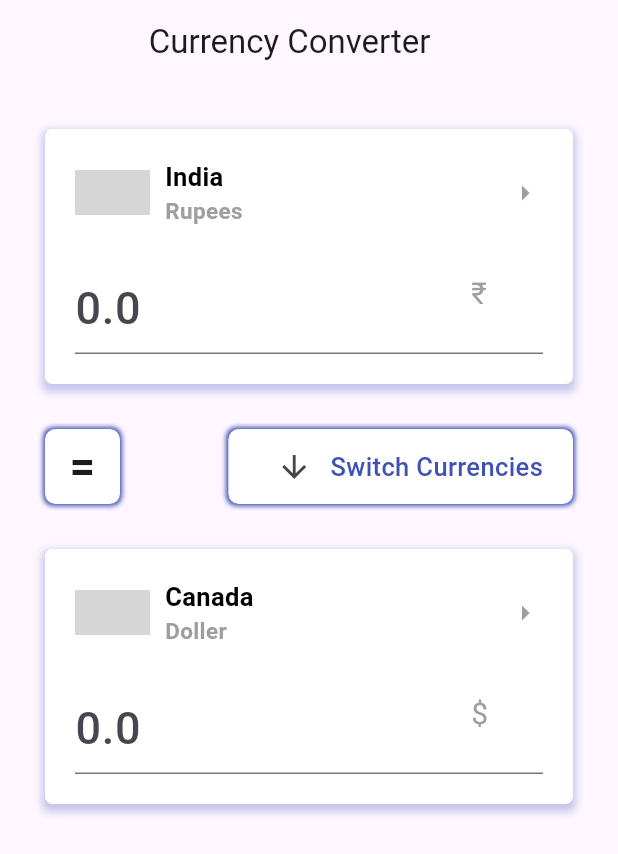
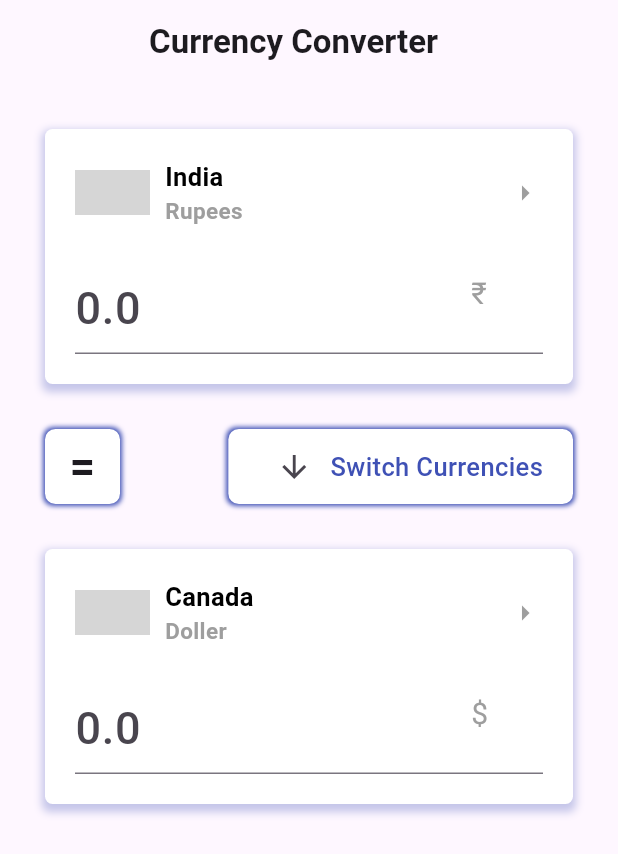
Before and after one commit to umangghoghari24/Currency-Converter, a Flutter app: the Converter screen opened directly, on a phone screen of 412 x 824 dp. Shown: the top 854 px of the screen. Run offline on Flutter 3.47's test engine with Material 3 defaults, Android fonts, the phone set to English and light mode, and no system bars; network calls fail; grey boxes are pictures that could not be loaded.

Commit message:
CurrencyConverter

```diff
--- a/lib/HomePage.dart
+++ b/lib/HomePage.dart
@@ -23,7 +23,9 @@ class _ConverterState extends State<Converter> {
     return Scaffold(
       appBar: AppBar(
         leading: Text(''),
-        title: Text('     Currency Converter'),
+        title: Text('     Currency Converter',style: TextStyle(
+          fontWeight: FontWeight.bold,
+        ),),
       ),
 
       body: Padding(
```
